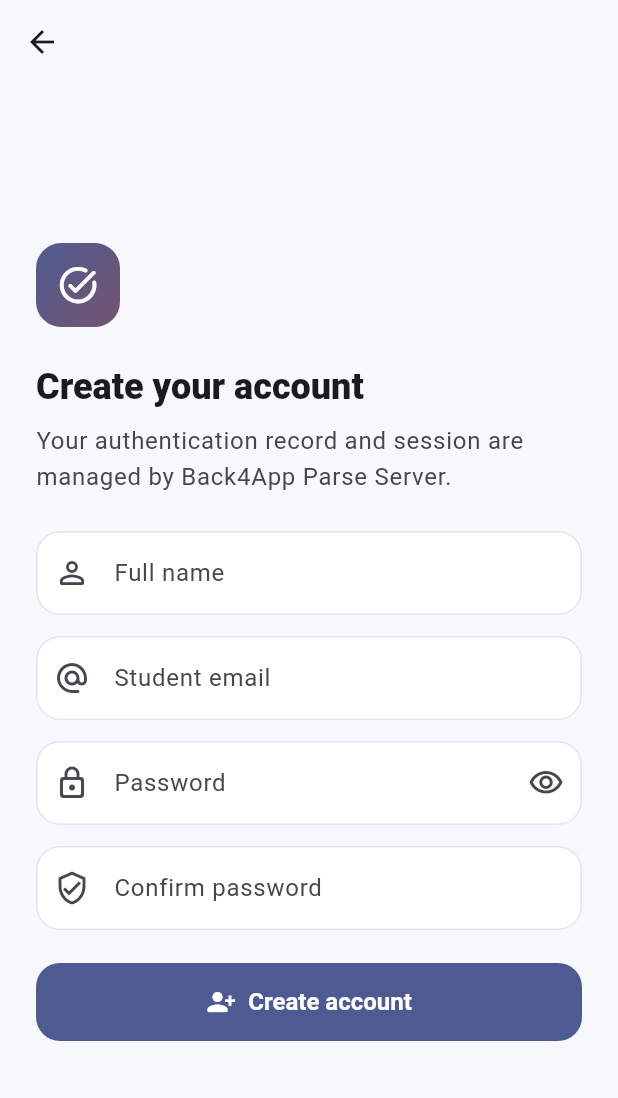
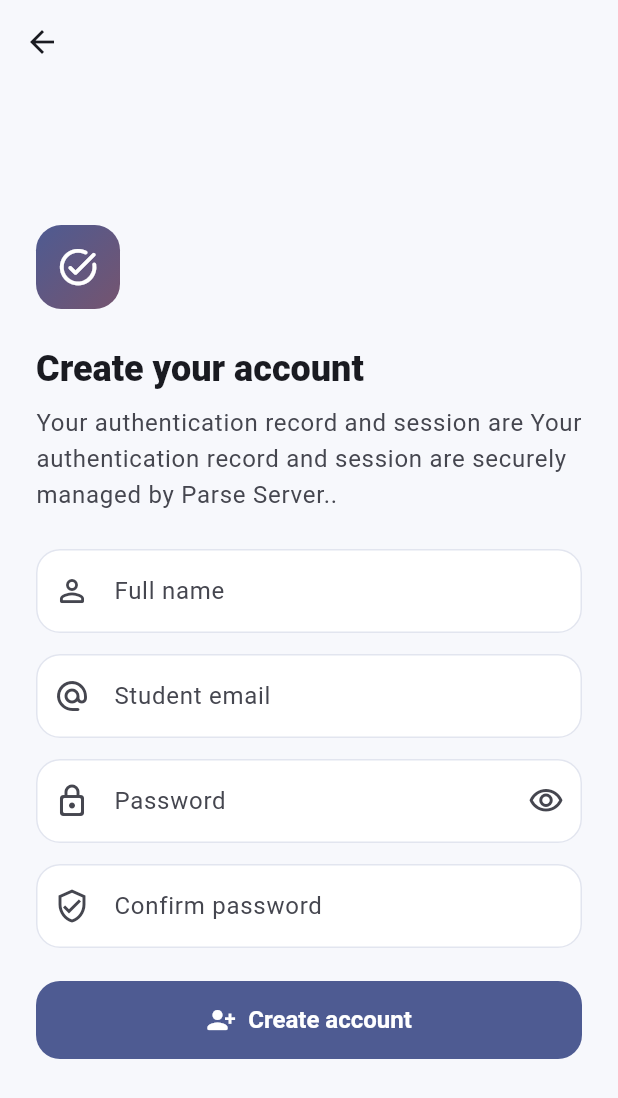
Before and after one commit to 2025tm93122/mtech-task-manager-flutter, a Flutter app: the RegisterScreen screen opened directly, on a phone screen of 412 x 824 dp. Shown: the top 1098 px of the screen. Run offline on Flutter 3.47's test engine with Material 3 defaults, Android fonts, the phone set to English and light mode, and no system bars; our stand-ins replace parse_server_sdk_flutter; Roboto replaces fonts that are missing (SF Pro Display).

Commit message:
docs: align project with Parse Server deployment

```diff
--- a/lib/screens/auth/login_screen.dart
+++ b/lib/screens/auth/login_screen.dart
@@ -1,5 +1,4 @@
 import 'package:flutter/material.dart';
-
 import '../../core/widgets/app_logo.dart';
 import '../../core/widgets/async_button.dart';
 import '../../services/auth_service.dart';
@@ -76,7 +75,7 @@ class _LoginScreenState extends State<LoginScreen> {
                     ),
                     const SizedBox(height: 8),
                     Text(
-                      'Sign in with your student email to manage tasks synced with Back4App.',
+                      'Sign in with your student email to manage Sign in with your student email to manage your cloud-synced tasks..',
                       style: Theme.of(context).textTheme.bodyLarge?.copyWith(
                             color: Theme.of(context).colorScheme.onSurfaceVariant,
                             height: 1.45,
--- a/lib/screens/auth/register_screen.dart
+++ b/lib/screens/auth/register_screen.dart
@@ -76,7 +76,7 @@ class _RegisterScreenState extends State<RegisterScreen> {
                     ),
                     const SizedBox(height: 8),
                     Text(
-                      'Your authentication record and session are managed by Back4App Parse Server.',
+                      'Your authentication record and session are Your authentication record and session are securely managed by Parse Server..',
                       style: Theme.of(context).textTheme.bodyLarge?.copyWith(
                             color: Theme.of(context).colorScheme.onSurfaceVariant,
                           ),
```
Also changed, not shown: 4 other files.
